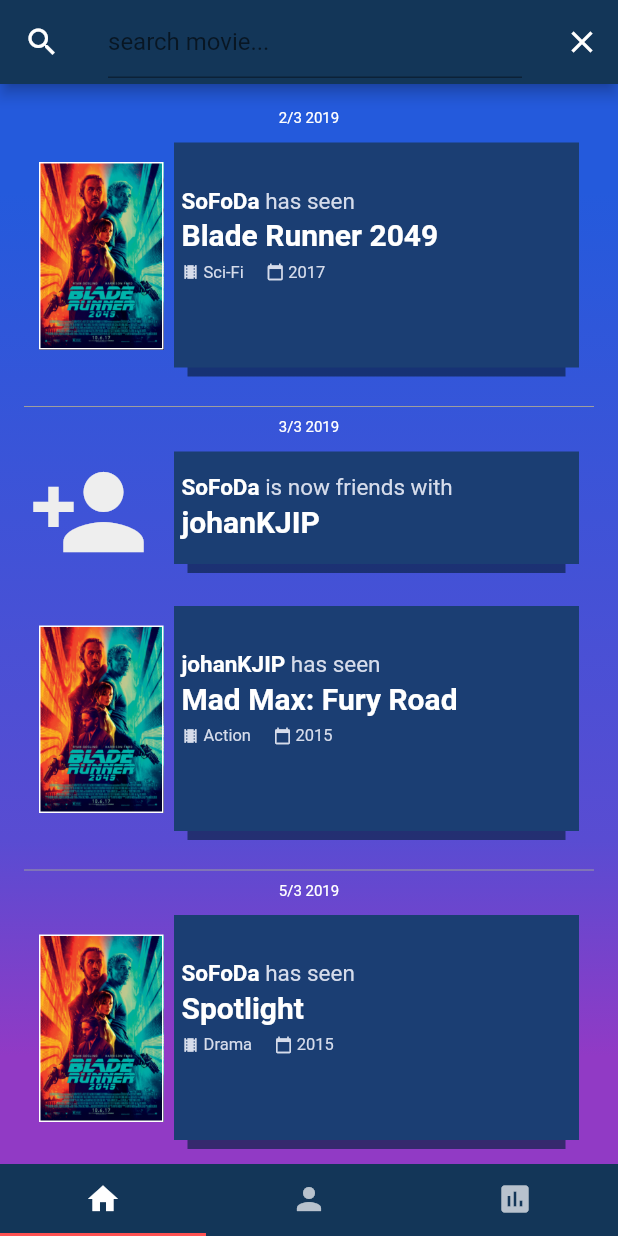
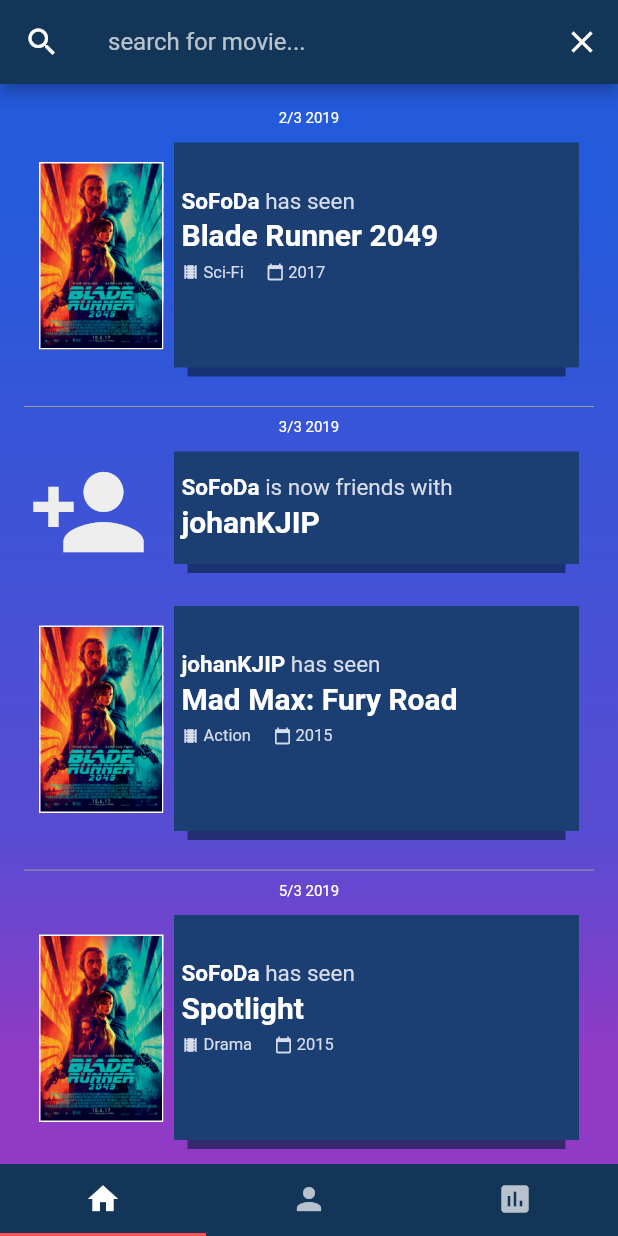
Before and after one commit to SoFoDa/MovieListApplication, a Flutter app: the MovieListApp screen opened by its route, after a tap on the "search" icon, on a phone screen of 412 x 824 dp. Run offline on Flutter 3.47's test engine with Material 2 defaults, Android fonts, the light colour scheme and no system bars; our stand-ins replace device_info, flutter_secure_storage; accounts and stored records are empty.

Commit message:
initial search design changes

```diff
--- a/public/lib/main.dart
+++ b/public/lib/main.dart
@@ -117,9 +117,16 @@
       return AppBar(
         leading: Icon(Icons.search),
         title: TextField(
+          style: TextStyle(
+            color: Colors.white,
+            fontSize: 16,
+          ),
           onSubmitted: _search,
-          decoration: InputDecoration(
-            hintText: "search movie...",
+          decoration: InputDecoration.collapsed(
+            hintText: "search for movie...",
+            hintStyle: TextStyle(
+              color: Colors.white70,
+            )
           ),
         ),
         actions: <Widget>[
```
Also changed, not shown: public/lib/views/search.view.dart (+65 -14 lines).
